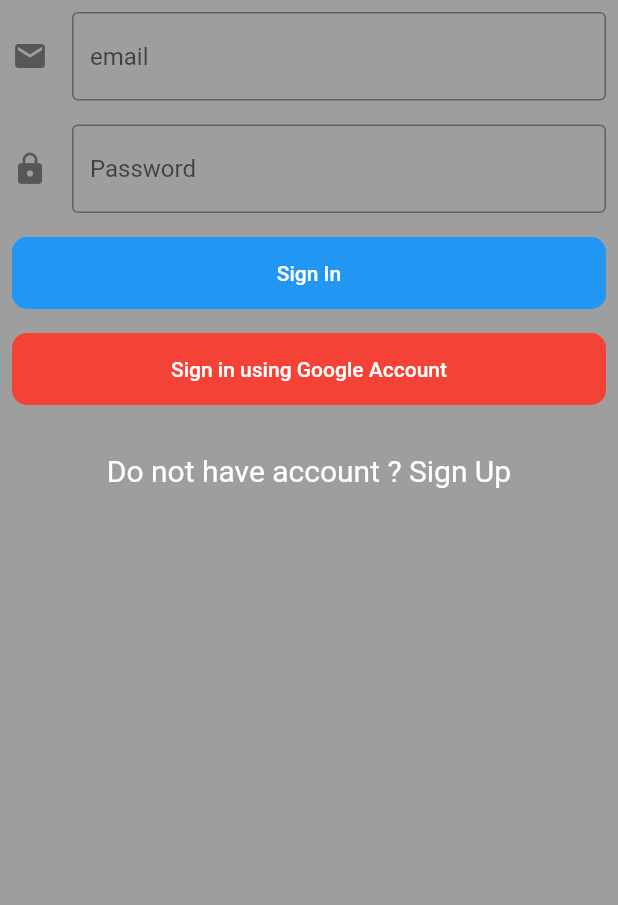
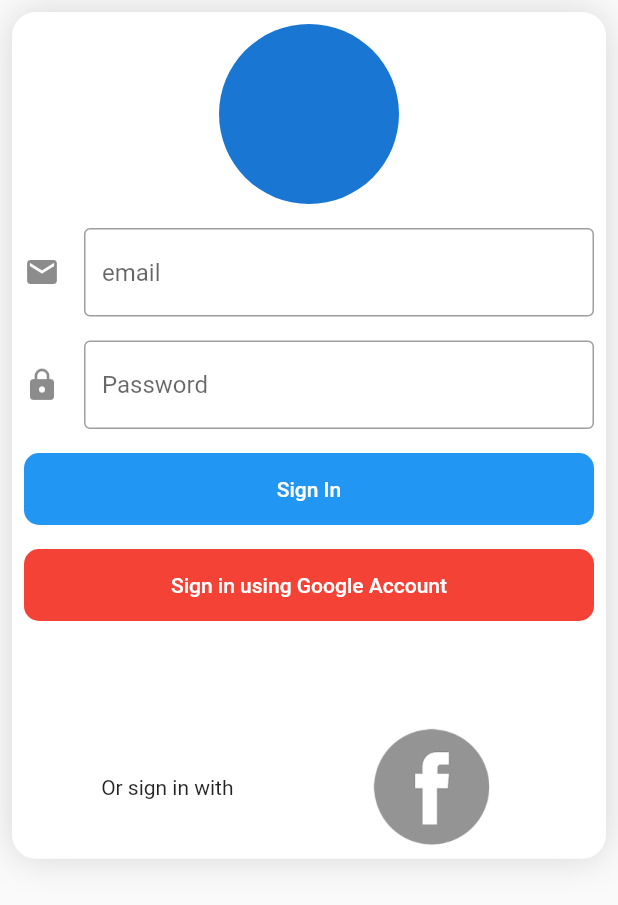
Before and after one commit to AhmedSalemgitHub/park_bark, a Flutter app: the screen it shows after launch, after a tap on "Sign In", on a phone screen of 412 x 824 dp. Shown: the top 905 px of the screen. Run offline on Flutter 3.47's test engine with Material 2 defaults, Android fonts, the light colour scheme and no system bars; our stand-ins replace carousel_pro, cloud_firestore, firebase_auth, google_sign_in, smooth_star_rating; accounts and stored records are empty.

Commit message:
provider working

```diff
--- /dev/null
+++ b/lib/Provider/userProvider.dart
@@ -0,0 +1,76 @@
+import 'package:firebase_auth/firebase_auth.dart';
+import 'package:flutter/material.dart';
+import 'package:flutter/widgets.dart';
+import 'package:park_bark/db/FireBaseDBServices.dart';
+
+enum Status { Uninitialized, Authinticated, Authinticating, UnAuthinticated }
+
+class UserProvider with ChangeNotifier {
+  FirebaseAuth _auth;
+  FirebaseUser _user;
+  Status _status = Status.Uninitialized;
+  FireBaseDBServices _userService = FireBaseDBServices();
+
+  UserProvider.initialize() : _auth = FirebaseAuth.instance {
+    _auth.onAuthStateChanged.listen(_onStateChanged);
+  }
+
+  Status get status => _status;
+  FirebaseUser get user => _user;
+
+  Future<bool> signIn(String email, String password) async {
+    try {
+      _status = Status.Authinticated;
+      notifyListeners();
+      await _auth.signInWithEmailAndPassword(email: email, password: password);
+      return true;
+    } catch (e) {
+      _status = Status.UnAuthinticated;
+      notifyListeners();
+      print(e);
+      return false;
+    }
+  }
+
+  Future<bool> signUp(String name, String email, String password) async {
+    try {
+      _status = Status.Authinticated;
+      notifyListeners();
+      FirebaseUser user = (await _auth.createUserWithEmailAndPassword(
+              email: email, password: password))
+          .user;
+      Map<String, dynamic> data = {
+        "userId": user.uid,
+        "name": name,
+        "email": email,
+      };
+      _userService.createUser(user.uid, data);
+      return true;
+    } catch (e) {
+      _status = Status.UnAuthinticated;
+      notifyListeners();
+      print(e);
+      return false;
+    }
+  }
+
+  Future signOut() async{
+    _auth.signOut();
+    _status = Status.UnAuthinticated;
+    notifyListeners();
+    return Future.delayed(Duration.zero);
+  }
+
+
+
+  Future _onStateChanged(FirebaseUser user) async{
+    if (user == null) {
+      _status = Status.UnAuthinticated;
+
+    }else {
+      _user = user;
+      _status = Status.Authinticated;
+    }
+    notifyListeners();
+  }
+}
--- /dev/null
+++ b/lib/db/FireBaseDBServices.dart
@@ -0,0 +1,14 @@
+import 'package:cloud_firestore/cloud_firestore.dart';
+
+class FireBaseDBServices {
+  Firestore _firestore = Firestore.instance;
+  String collection = "users";
+
+  createUser(String uid,Map value) {
+    _firestore
+        .collection(collection)
+        .document(uid)
+        .setData(value)
+        .catchError((e) => {print(e.toString())});
+  }
+}
--- a/lib/main.dart
+++ b/lib/main.dart
@@ -1,16 +1,37 @@
 import 'package:flutter/material.dart';
+import 'package:park_bark/Provider/userProvider.dart';
+import 'package:park_bark/pages/Landing.dart';
+import 'package:park_bark/pages/SignUpProvider.dart';
 import 'package:park_bark/pages/login.dart';
+import 'package:provider/provider.dart';
 
 void main() {
   runApp(
-    MaterialApp(
-      debugShowCheckedModeBanner: false,
-      theme: ThemeData(
-
-        primaryColor: Colors.brown.shade900,
-
+    ChangeNotifierProvider(
+      create: (_) => UserProvider.initialize(),
+      child: MaterialApp(
+        debugShowCheckedModeBanner: false,
+        home: ScreenController(),
       ),
-      home: LogIn(),
     ),
   );
 }
+
+class ScreenController extends StatelessWidget {
+  @override
+  Widget build(BuildContext context) {
+    final user = Provider.of<UserProvider>(context);
+      switch (user.status) {
+        case Status.Uninitialized:
+          return SignUpProvider();
+          break;
+        case Status.UnAuthinticated:
+        case Status.Authinticating:
+          return LogIn();
+        case Status.Authinticated:
+          return LandingPage(user.user);
+        default:
+          return LogIn();
+      }
+  }
+}
--- a/lib/pages/Landing.dart
+++ b/lib/pages/Landing.dart
@@ -4,10 +4,10 @@
 import 'package:park_bark/pages/HomePage.dart';
 import 'package:park_bark/pages/MyCart.dart';
 import 'package:park_bark/pages/MyAccount.dart';
-import 'package:park_bark/pages/More.dart';
 
 
 class LandingPage extends StatefulWidget {
+
   final FirebaseUser user;
   LandingPage(this.user);
 
@@ -25,7 +25,7 @@
 
   @override
   Widget build(BuildContext context) {
-    List<Widget> _pages = <Widget>[HomePage(),Categories(),MyCart(),MyAccount(widget.user),More()];
+    List<Widget> _pages = <Widget>[HomePage(),Categories(),MyCart(),MyAccount(widget.user)];
     return Scaffold(
       body: _pages.elementAt(_selectedIndex),
       bottomNavigationBar: BottomNavigationBar(
@@ -34,7 +34,7 @@
           BottomNavigationBarItem(icon: Icon(Icons.category,),title: Text('Category')),
           BottomNavigationBarItem(icon: Icon(Icons.shopping_basket,),title: Text('cart')),
           BottomNavigationBarItem(icon: Icon(Icons.account_circle,),title: Text('account')),
-          BottomNavigationBarItem(icon: Icon(Icons.more_horiz,),title: Text('more')),
+
         ],
         currentIndex: _selectedIndex,
         onTap: _onItemTapped,
--- /dev/null
+++ b/lib/pages/SignUpProvider.dart
@@ -0,0 +1,168 @@
+import 'package:flutter/material.dart';
+import 'package:park_bark/Provider/userProvider.dart';
+import 'package:park_bark/pages/login.dart';
+import 'package:provider/provider.dart';
+
+class SignUpProvider extends StatefulWidget {
+  @override
+  _SignUpProviderState createState() => _SignUpProviderState();
+}
+
+class _SignUpProviderState extends State<SignUpProvider> {
+  final _formKey = GlobalKey<FormState>();
+  final _scaffoldstateKey = GlobalKey<ScaffoldState>();
+  final TextEditingController _userNameTextController = TextEditingController();
+  final TextEditingController _emailTextController = TextEditingController();
+  final TextEditingController _passwordTextController = TextEditingController();
+
+  @override
+  Widget build(BuildContext context) {
+    final user = Provider.of<UserProvider>(context);
+    return Scaffold(
+      key: _scaffoldstateKey,
+      body: user.status == Status.Authinticating
+          ? CircularProgressIndicator()
+          : ListView(
+              children: <Widget>[
+                Form(
+                  key: _formKey,
+                  child: Column(
+                    children: <Widget>[
+// #### The Intro Welcome Text #### //
+                      Padding(
+                        padding: const EdgeInsets.fromLTRB(8.0, 16.0, 8.0, 8.0),
+                        child: Text("Welcome",
+                            style: TextStyle(
+                                fontSize: 30.0, color: Colors.blueGrey)),
+                      ),
+// #### The Intro Icon #### //
+                      Padding(
+                        padding: EdgeInsets.all(8.0),
+                        child: CircleAvatar(
+                          radius: 50.0,
+                          child: Icon(Icons.archive),
+                        ),
+                      ),
+// #####  the field of the user name
+                      Padding(
+                        padding: const EdgeInsets.all(8.0),
+                        child: TextFormField(
+                          controller: _userNameTextController,
+                          validator: (value) {
+                            if (value.isEmpty) {
+                              return 'please enter your user name';
+                            } else {
+                              return null;
+                            }
+                          },
+                          decoration: InputDecoration(
+                              hintText: "User Name",
+                              icon: Icon(Icons.person),
+                              border: OutlineInputBorder()),
+                        ),
+                      ),
+// #### the email field ### //
+                      Padding(
+                        padding: const EdgeInsets.all(8.0),
+                        child: TextFormField(
+                          controller: _emailTextController,
+                          validator: (value) {
+                            if (value.isEmpty) {
+                              return 'please enter your user name';
+                            } else {
+                              return null;
+                            }
+                          },
+                          decoration: InputDecoration(
+                              hintText: "email",
+                              icon: Icon(Icons.email),
+                              border: OutlineInputBorder()),
+                        ),
+                      ),
+// #### the password field ### //
+                      Padding(
+                        padding: const EdgeInsets.all(8.0),
+                        child: TextFormField(
+                          validator: (value) {
+                            if (value.isEmpty) {
+                              return 'please enter your password';
+                            } else if (value.length < 6) {
+                              return 'password must be more than 6 charcters';
+                            } else {
+                              return null;
+                            }
+                          },
+                          controller: _passwordTextController,
+                          decoration: InputDecoration(
+                              hintText: "Password",
+                              icon: Icon(Icons.lock),
+                              border: OutlineInputBorder()),
+                        ),
+                      ),
+                    ],
+                  ),
+                ),
+// #### the register button ### //
+                Padding(
+                  padding: const EdgeInsets.all(8.0),
+                  child: Material(
+                    borderRadius: BorderRadius.circular(10),
+                    color: Colors.blue,
+                    child: MaterialButton(
+                      minWidth: MediaQuery.of(context).size.width,
+                      onPressed: () async {
+                        if (_formKey.currentState.validate()) {
+                          if (!await user.signUp(
+                              _userNameTextController.text,
+                              _emailTextController.text,
+                              _passwordTextController.text)) {
+                            _scaffoldstateKey.currentState.showSnackBar(
+                                SnackBar(content: Text("Sign up failed")));
+                          }
+                        }
+                      },
+                      child: Text(
+                        "Register",
+                        style: TextStyle(color: Colors.white),
+                      ),
+                    ),
+                  ),
+                ),
+// #### the text ### //
+                Padding(
+                  padding: EdgeInsets.all(8.0),
+                  child: InkWell(
+                    child: Text(
+                      "Already Have Account? login",
+                      textAlign: TextAlign.center,
+                    ),
+                    onTap: () {
+                      Navigator.of(context).pushReplacement(
+                          MaterialPageRoute(builder: (context) => LogIn()));
+                    },
+                  ),
+                ),
+// #### Google login button ### //
+                Row(
+                  mainAxisAlignment: MainAxisAlignment.spaceEvenly,
+                  children: <Widget>[
+                    Padding(
+                        padding: EdgeInsets.fromLTRB(14, 8, 14, 8),
+                        child: Text("Or sign in with ")),
+                    Padding(
+                      padding: EdgeInsets.fromLTRB(14, 8, 14, 8),
+                      child: MaterialButton(
+                        onPressed: () {},
+                        child: Image.asset(
+                          "images/fb.png",
+                          width: 80,
+                        ),
+                      ),
+                    ),
+                  ],
+                ),
+              ],
+            ),
+    );
+  }
+}
--- a/lib/pages/login.dart
+++ b/lib/pages/login.dart
@@ -1,4 +1,7 @@
 import 'package:flutter/material.dart';
+import 'package:park_bark/custom_widgets/Commons.dart';
+import 'package:park_bark/db/FireBaseDBServices.dart';
+import 'package:park_bark/db/auth.dart';
 import 'package:park_bark/pages/Landing.dart';
 import 'package:park_bark/pages/signup.dart';
 import 'package:firebase_auth/firebase_auth.dart';
@@ -13,6 +16,8 @@
 class _LogInState extends State<LogIn> {
   final GoogleSignIn _googleSignIn = GoogleSignIn();
   final FirebaseAuth _auth = FirebaseAuth.instance;
+  FireBaseDBServices _userServices = FireBaseDBServices();
+  Auth auth = Auth();
   final _formKey = GlobalKey<FormState>();
   final TextEditingController _emailTextController = TextEditingController();
   final TextEditingController _passwordTextController = TextEditingController();
@@ -94,13 +99,29 @@
   @override
   Widget build(BuildContext context) {
     return Scaffold(
-      backgroundColor: Colors.grey,
       body: ListView(
         children: <Widget>[
-          Form(
+          Padding(
+            padding: const EdgeInsets.all(8.0),
+            child: Container(
+              decoration: BoxDecoration(
+                color: Colors.white,
+                borderRadius: BorderRadius.circular(16),
+                boxShadow: [BoxShadow(
+                  color: Colors.grey[350],
+                  blurRadius: 20.0
+                ),]
+              ),
+              child: Form(
                 key: _formKey,
                 child: Column(
                   children: <Widget>[
+                    Padding(
+                      padding: const EdgeInsets.all(8.0),
+                      child: CircleAvatar(
+                        radius: 60,
+                      ),
+                    ),
                     Padding(
                       padding: const EdgeInsets.all(8.0),
                       child: TextFormField(
@@ -143,9 +164,7 @@
                             border: OutlineInputBorder()),
                       ),
                     ),
-              ],
-            ),
-          ),
+
             Padding(
               padding: const EdgeInsets.all(8.0),
               child: Material(
@@ -154,7 +173,10 @@
                 child: MaterialButton(
                   minWidth: MediaQuery.of(context).size.width,
                   onPressed: () {},
-                child: Text("Sign In",style: TextStyle(color:Colors.white),),
+                  child: Text(
+                    "Sign In",
+                    style: TextStyle(color: Colors.white),
+                  ),
                 ),
               ),
             ),
@@ -173,7 +195,10 @@
                                 builder: (context) => LandingPage(user))))
                         .catchError((e) => doAction(e.toString()));
                   },
-                child: Text("Sign in using Google Account",style: TextStyle(color:Colors.white),),
+                  child: Text(
+                    "Sign in using Google Account",
+                    style: TextStyle(color: Colors.white),
+                  ),
                 ),
               ),
             ),
@@ -183,7 +208,7 @@
                 child: Text(
                   "Do not have account ? Sign Up",
                   textAlign: TextAlign.center,
-                style: TextStyle(color: Colors.white,fontSize: 20),
+                  style: TextStyle(color: Colors.white, fontSize: 20),
                 ),
                 onTap: () {
                   Navigator.of(context).pushReplacement(
@@ -191,6 +216,42 @@
                 },
               ),
             ),
+            Row(
+              mainAxisAlignment: MainAxisAlignment.spaceEvenly,
+              children: <Widget>[
+                Padding(
+                  padding: EdgeInsets.fromLTRB(14, 8, 14, 8),
+                  child: Text("Or sign in with ")
+                ),
+                Padding(
+                  padding: EdgeInsets.fromLTRB(14, 8, 14, 8),
+                  child: MaterialButton(
+                    onPressed: () async {
+                      FirebaseUser user = await auth.googleSignIn();
+                      Map<String,dynamic> data = {
+                          "userId": user.uid,
+                          "name": user.displayName,
+                          "photo": user.photoUrl,
+                          "email": user.email
+                        };
+                      if (user != null) {
+                        _userServices.createUser(user.uid, data);
+                        replaceScreen(context, LandingPage(user));
+                      }
+                    },
+                    child: Image.asset(
+                      "images/fb.png",
+                      width: 80,
+                    ),
+                  ),
+                ),
+              ],
+            ),
+                  ],
+                ),
+              ),
+            ),
+          ),
         ],
       ),
     );
```
Also changed, not shown: lib/custom_widgets/Commons.dart (added, +9 -0 lines), lib/db/auth.dart (added, +32 -0 lines), lib/pages/HomePage.dart (+7 -10 lines), lib/pages/More.dart (deleted, +0 -70 lines), lib/pages/MyAccount.dart (+20 -1 lines), lib/pages/loginWithProvider.dart (added, +160 -0 lines), lib/pages/signup.dart (+22 -9 lines), lib/util/FireBaseDBServices.dart (deleted, +0 -14 lines), pubspec.yaml (+5 -2 lines), images/fb.png (added), images/fp.jpg (added), pubspec.lock. Lines whose indentation alone changed are shown as unchanged.
